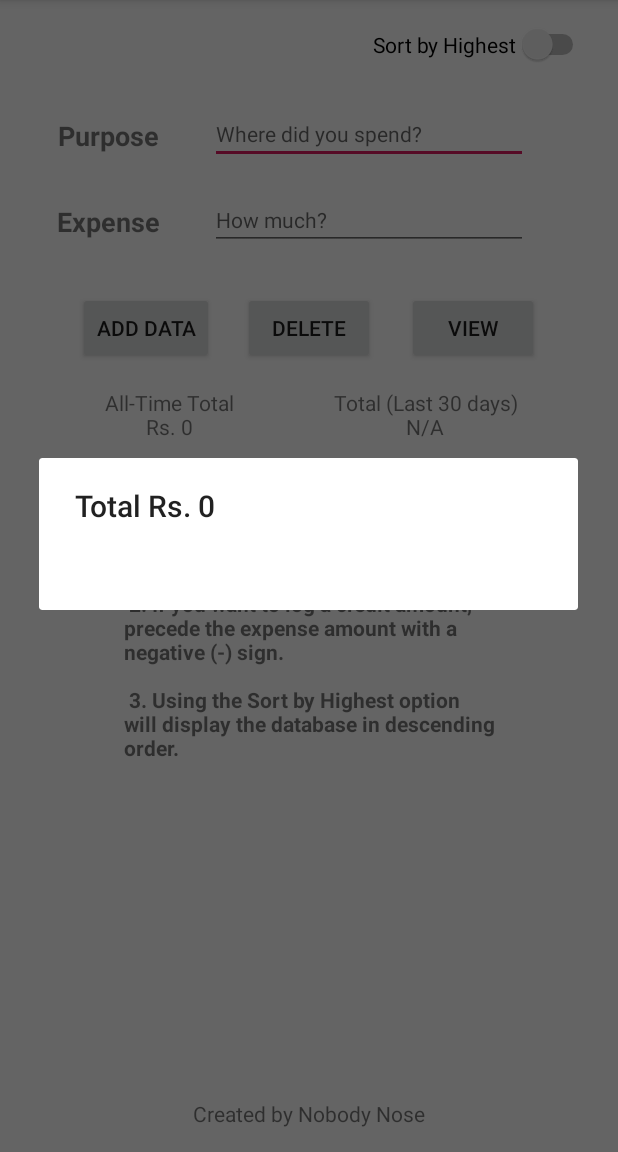
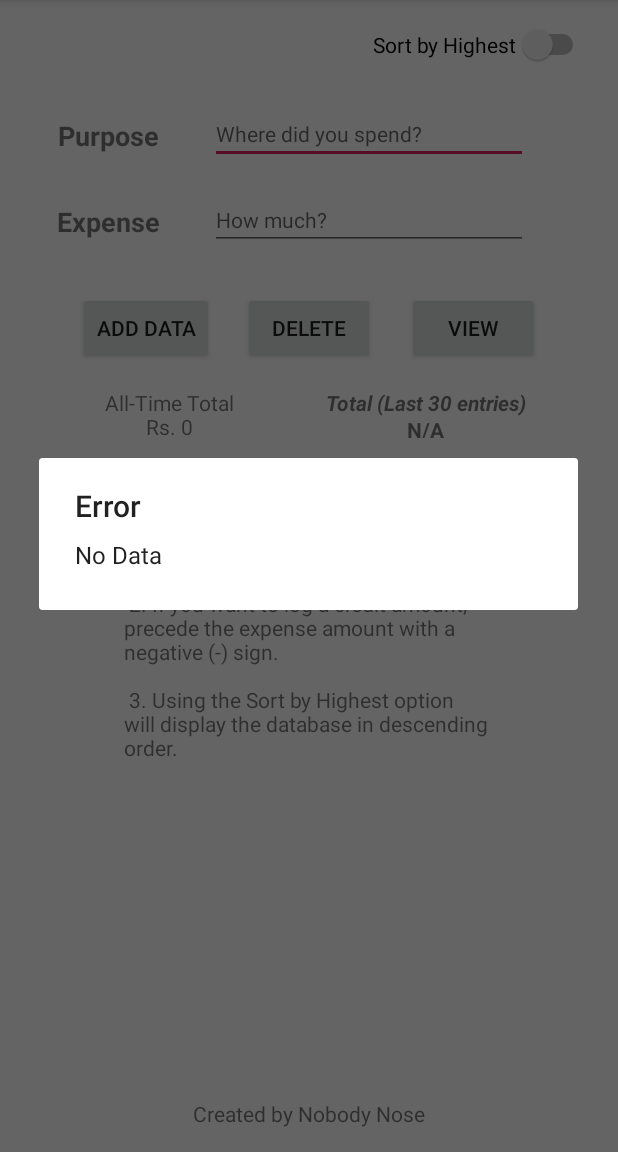
Before and after one commit to nobodyn0se/Android_TrackMyExpenses, an Android app: the screen it shows after launch (MainActivity), after a tap on "VIEW", on a phone screen of 412 x 824 dp, the part 84-1236 px from its top. Run offline under Robolectric (Android 15) with nearby library versions, the phone set to English and light mode, and no system bars.

Commit message:
Fixed app crashes when clicking View button (Cursor close only in main activity)

```diff
--- a/app/src/main/java/com/example/trackmyexpense/DBHelper.java
+++ b/app/src/main/java/com/example/trackmyexpense/DBHelper.java
@@ -33,7 +33,6 @@ public class DBHelper extends SQLiteOpenHelper {
 
     @Override
     public void onUpgrade(SQLiteDatabase db, int oldVersion, int newVersion) { }
-
 
     public boolean check_update(String purpose) {
         SQLiteDatabase db = this.getReadableDatabase();
@@ -75,26 +74,15 @@ public class DBHelper extends SQLiteOpenHelper {
     }
 
     public Cursor get() {
-        Cursor rs = null;
-        try {
-            SQLiteDatabase db = getReadableDatabase();
-            rs = db.rawQuery("SELECT * FROM " + TABLE_NAME, null);
-            return rs;
-        } finally {
-            if(rs != null) {rs.close();}   //cursor closed (no more leaks)
-        }
+        SQLiteDatabase db = getReadableDatabase();
+        Cursor rs = db.rawQuery("SELECT * FROM " + TABLE_NAME, null);
+        return rs;
     }
 
     public Cursor get_desc() {
-        Cursor cur = null;
-        try {
-            SQLiteDatabase db = this.getReadableDatabase();
-            cur = db.rawQuery("SELECT * FROM " + TABLE_NAME + " ORDER BY Expense DESC", null);
-            return cur;
-        }
-        finally {
-            if(cur != null) {cur.close();}
-        }
+        SQLiteDatabase db = this.getReadableDatabase();
+        Cursor cur = db.rawQuery("SELECT * FROM " + TABLE_NAME + " ORDER BY Expense DESC", null);
+        return cur;
     }
 
     public int sum() {
@@ -122,7 +110,7 @@ public class DBHelper extends SQLiteOpenHelper {
             s = db.rawQuery(Q, null);
             s.moveToFirst();
             int ret = s.getInt(0);
-            //System.out.println("\n\nLast 30 expense: " + ret);
+
             s.close();
             return ret;
         }
--- a/app/src/main/java/com/example/trackmyexpense/MainActivity.java
+++ b/app/src/main/java/com/example/trackmyexpense/MainActivity.java
@@ -115,6 +115,7 @@ public class MainActivity extends AppCompatActivity {
 
                             if (r.getCount() == 0) {
                                 showMessage("Error", "No Data");
+                                r.close();
                                 return;
                             }
                             //StringBuilder builder = new StringBuilder();
@@ -138,6 +139,7 @@ public class MainActivity extends AppCompatActivity {
                             Cursor rs = mdb.get();
                             if (rs.getCount() == 0) {
                                 showMessage("Error", "No Data");
+                                rs.close();
                                 return;
                             }
 
--- a/app/src/main/res/values/strings.xml
+++ b/app/src/main/res/values/strings.xml
@@ -9,10 +9,10 @@
     <string name="text_purpose">Purpose</string>
     <string name="edit_hint_expense">How much?</string>
     <string name="edit_hint_purpose">Where did you spend?</string>
-    <string name="main_msg"><b>1. Entries are case-sensitive. If there exists another purpose with the same name, the corresponding expense value would be updated.\n\n
+    <string name="main_msg">1. Entries are case-sensitive. If there exists another purpose with the same name, the corresponding expense value would be updated.\n\n
     2. If you want to log a credit amount, precede the expense amount with a negative (-) sign.\n\n
-        3. Using the Sort by Highest option will display the database in descending order.</b></string>
-    <string name="no_num">Total (Last 30 days)\nN/A</string>
-    <string name="tot30days">Total (Last 30 entries)\nRs. %1$d</string>
-    <string name="main_total">All-Time Total\nRs. %1$d</string>
+        3. Using the Sort by Highest option will display the database in descending order.</string>
+    <string name="no_num"><b><i>Total (Last 30 entries)</i>\nN/A</b></string>
+    <string name="tot30days"><b><i>Total (Last 30 entries)</i>\nRs. %1$d</b></string>
+    <string name="main_total"><b><i>All-Time Total</i>\nRs. %1$d</b></string>
 </resources>
```
